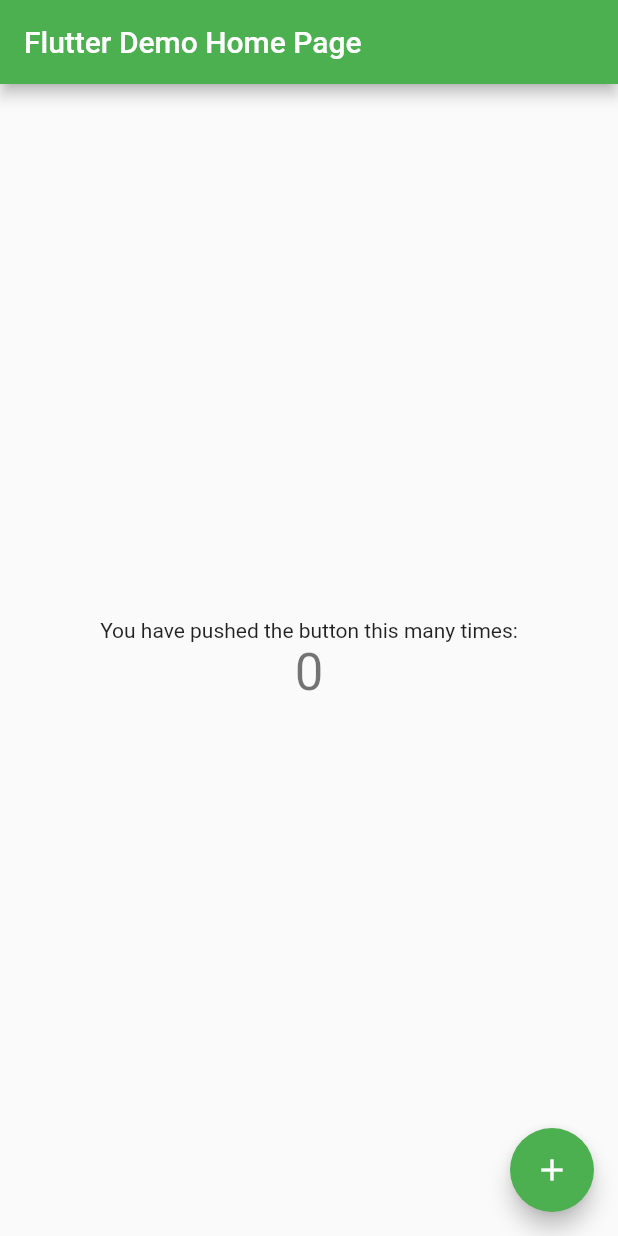
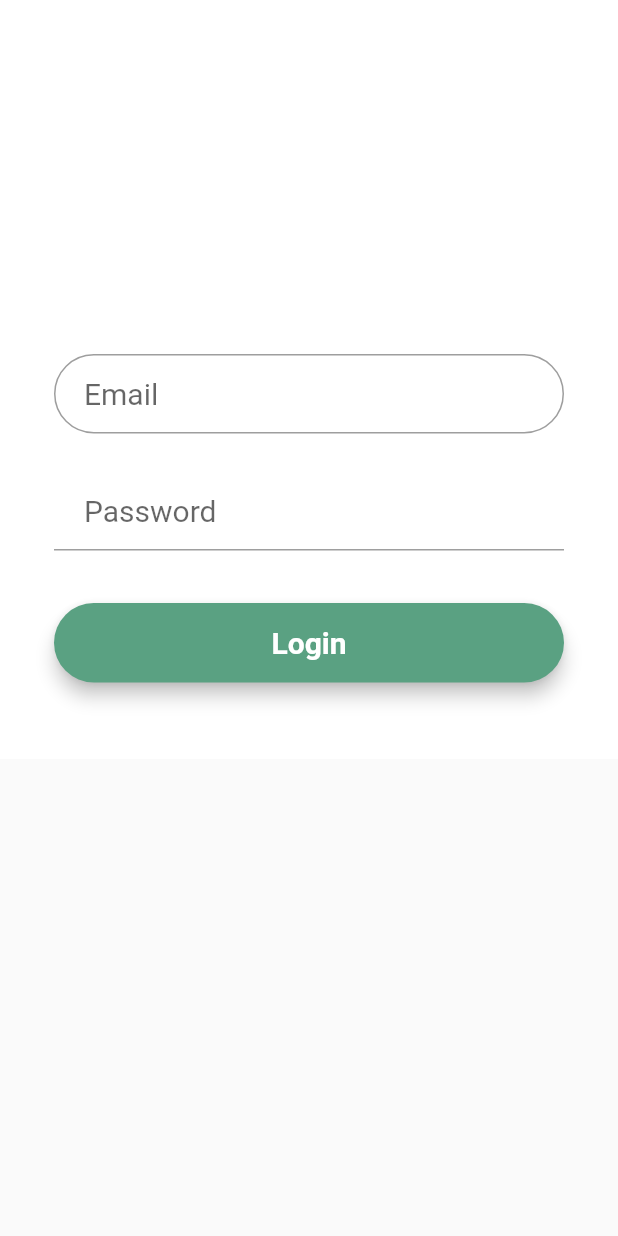
Before and after one commit to clifford-un/kwii-mobile, a Flutter app: the screen it shows after launch, on a phone screen of 412 x 824 dp. Run offline on Flutter 3.47's test engine with Material 2 defaults, Android fonts, the phone set to English and light mode, and no system bars.

Commit message:
:sparkles: added loginScreen and testing the navigation

```diff
--- /dev/null
+++ b/lib/Screens/chatroom.dart
@@ -0,0 +1,27 @@
+import 'package:flutter/material.dart';
+
+class chatroom extends StatefulWidget {
+  @override
+  _chatroomState createState() => _chatroomState();
+}
+
+class _chatroomState extends State<chatroom> {
+  @override
+  Widget build(BuildContext context) {
+    return Scaffold(
+      // Appbar
+      appBar: new AppBar(
+        // Title
+        title: new Text("Simple Material App"),
+      ),
+      // Body
+      body: new Container(
+        // Center the content
+        child: new Center(
+          // Add Text
+          child: new Text("Hello World!"),
+        ),
+      ),
+    );
+  }
+}
--- /dev/null
+++ b/lib/Screens/loginScreen.dart
@@ -0,0 +1,106 @@
+import 'package:flutter/material.dart';
+import './chatroom.dart';
+// LoginScreen
+// _LoginScreenState
+
+// onPressed: () {
+//             Navigator.push(context,
+//                 MaterialPageRoute(builder: (context) => SecondRoute()));
+//           },
+
+class LoginScreen extends StatefulWidget {
+  @override
+  _LoginScreenState createState() => _LoginScreenState();
+}
+
+class _LoginScreenState extends State<LoginScreen> {
+  TextStyle style = TextStyle(fontFamily: 'Roboto', fontSize: 20.0);
+  String _emailValue = "";
+  String _passwordValue = "";
+
+  @override
+  Widget build(BuildContext context) {
+    final emailField = TextField(
+      style: style,
+      onChanged: (text) {
+        _emailValue = text;
+      },
+      decoration: InputDecoration(
+          contentPadding: EdgeInsets.fromLTRB(20.0, 15.0, 20.0, 15.0),
+          hintText: "Email",
+          border:
+              OutlineInputBorder(borderRadius: BorderRadius.circular(32.0))),
+    );
+
+    final passwordField = TextField(
+      obscureText: true,
+      style: style,
+      onChanged: (text) {
+        _passwordValue = text;
+      },
+      decoration: InputDecoration(
+        contentPadding: EdgeInsets.fromLTRB(20.0, 15.0, 20.0, 15.0),
+        hintText: "Password",
+        // border:
+        //     OutlineInputBorder(borderRadius: BorderRadius.circular(32.0))
+      ),
+    );
+
+    final loginButon = Material(
+      elevation: 5.0,
+      borderRadius: BorderRadius.circular(30.0),
+      color: Color(0xff5AA182),
+      child: MaterialButton(
+        minWidth: MediaQuery.of(context).size.width,
+        padding: EdgeInsets.fromLTRB(20.0, 15.0, 20.0, 15.0),
+        onPressed: () {
+          print("Boton de login oprimido");
+          print("_emailValue: $_emailValue");
+          print("_passwordValue: $_passwordValue");
+          Navigator.push(context,
+                MaterialPageRoute(builder: (context) => chatroom()));
+        },
+        child: Text("Login",
+            textAlign: TextAlign.center,
+            style: style.copyWith(
+                color: Colors.white, fontWeight: FontWeight.bold)),
+      ),
+    );
+
+    return Scaffold(
+        body: SingleChildScrollView(
+      child: Center(
+        child: Container(
+          color: Colors.white,
+          child: Padding(
+            padding: const EdgeInsets.all(36.0),
+            child: Column(
+              crossAxisAlignment: CrossAxisAlignment.center,
+              mainAxisAlignment: MainAxisAlignment.center,
+              children: <Widget>[
+                SizedBox(
+                  height: 155.0,
+                  // child: Image.asset(
+                  //   "assets/logo.png",
+                  //   fit: BoxFit.contain,
+                  // ),
+                ),
+                SizedBox(height: 45.0),
+                emailField,
+                SizedBox(height: 25.0),
+                passwordField,
+                SizedBox(
+                  height: 35.0,
+                ),
+                loginButon,
+                SizedBox(
+                  height: 15.0,
+                ),
+              ],
+            ),
+          ),
+        ),
+      ),
+    ));
+  }
+}
--- a/lib/main.dart
+++ b/lib/main.dart
@@ -1,4 +1,5 @@
 import 'package:flutter/material.dart';
+import 'Screens/loginScreen.dart';
 
 void main() => runApp(MyApp());
 
@@ -12,92 +13,7 @@ class MyApp extends StatelessWidget {
         // This is the theme of your application.
         primarySwatch: Colors.green,
       ),
-      home: MyHomePage(title: 'Flutter Demo Home Page'),
+      home: LoginScreen(),
     );
   }
 }
-
-class MyHomePage extends StatefulWidget {
-  MyHomePage({Key key, this.title}) : super(key: key);
-
-  // This widget is the home page of your application. It is stateful, meaning
-  // that it has a State object (defined below) that contains fields that affect
-  // how it looks.
-
-  // This class is the configuration for the state. It holds the values (in this
-  // case the title) provided by the parent (in this case the App widget) and
-  // used by the build method of the State. Fields in a Widget subclass are
-  // always marked "final".
-
-  final String title;
-
-  @override
-  _MyHomePageState createState() => _MyHomePageState();
-}
-
-class _MyHomePageState extends State<MyHomePage> {
-  int _counter = 0;
-
-  void _incrementCounter() {
-    setState(() {
-      // This call to setState tells the Flutter framework that something has
-      // changed in this State, which causes it to rerun the build method below
-      // so that the display can reflect the updated values. If we changed
-      // _counter without calling setState(), then the build method would not be
-      // called again, and so nothing would appear to happen.
-      _counter++;
-    });
-  }
-
-  @override
-  Widget build(BuildContext context) {
-    // This method is rerun every time setState is called, for instance as done
-    // by the _incrementCounter method above.
-    //
-    // The Flutter framework has been optimized to make rerunning build methods
-    // fast, so that you can just rebuild anything that needs updating rather
-    // than having to individually change instances of widgets.
-    return Scaffold(
-      appBar: AppBar(
-        // Here we take the value from the MyHomePage object that was created by
-        // the App.build method, and use it to set our appbar title.
-        title: Text(widget.title),
-      ),
-      body: Center(
-        // Center is a layout widget. It takes a single child and positions it
-        // in the middle of the parent.
-        child: Column(
-          // Column is also layout widget. It takes a list of children and
-          // arranges them vertically. By default, it sizes itself to fit its
-          // children horizontally, and tries to be as tall as its parent.
-          //
-          // Invoke "debug painting" (press "p" in the console, choose the
-          // "Toggle Debug Paint" action from the Flutter Inspector in Android
-          // Studio, or the "Toggle Debug Paint" command in Visual Studio Code)
-          // to see the wireframe for each widget.
-          //
-          // Column has various properties to control how it sizes itself and
-          // how it positions its children. Here we use mainAxisAlignment to
-          // center the children vertically; the main axis here is the vertical
-          // axis because Columns are vertical (the cross axis would be
-          // horizontal).
-          mainAxisAlignment: MainAxisAlignment.center,
-          children: <Widget>[
-            Text(
-              'You have pushed the button this many times:',
-            ),
-            Text(
-              '$_counter',
-              style: Theme.of(context).textTheme.display1,
-            ),
-          ],
-        ),
-      ),
-      floatingActionButton: FloatingActionButton(
-        onPressed: _incrementCounter,
-        tooltip: 'Increment',
-        child: Icon(Icons.add),
-      ), // This trailing comma makes auto-formatting nicer for build methods.
-    );
-  }
-}
```
